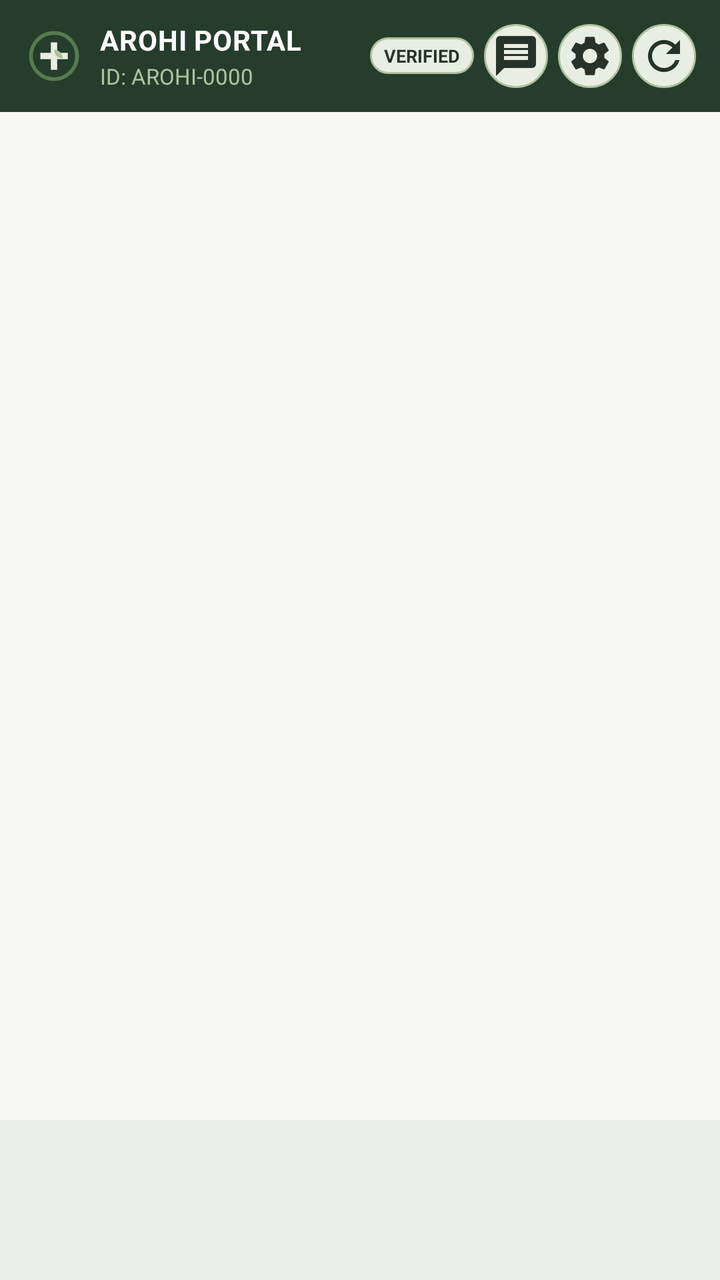
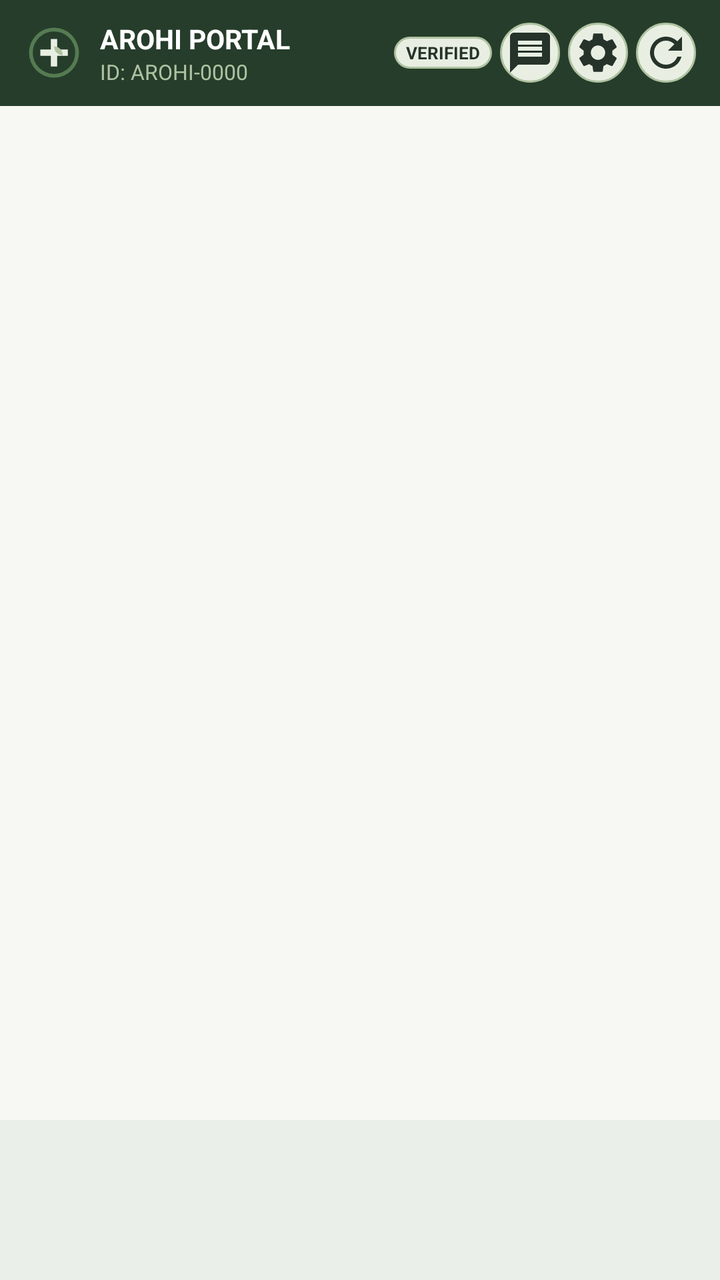

The first picture is an Android layout as it rendered before a commit; the second is the same layout after the commit. The layout source and the unified diff follow.
<!-- AndroidManifest.xml: application theme Theme.AROHI -->
<!-- res/layout/activity_role_portal.xml -->
<?xml version="1.0" encoding="utf-8"?>
<androidx.constraintlayout.widget.ConstraintLayout xmlns:android="http://schemas.android.com/apk/res/android"
    xmlns:app="http://schemas.android.com/apk/res-auto"
    android:layout_width="match_parent"
    android:layout_height="match_parent"
    android:background="@color/surface_background">

    
    <LinearLayout
        android:id="@+id/topPortalBar"
        android:layout_width="0dp"
        android:layout_height="wrap_content"
        android:background="@color/deep_forest_green"
        android:gravity="center_vertical"
        android:orientation="horizontal"
        android:paddingHorizontal="12dp"
        android:paddingVertical="10dp"
        app:layout_constraintEnd_toEndOf="parent"
        app:layout_constraintStart_toStartOf="parent"
        app:layout_constraintTop_toTopOf="parent">

        <ImageView
            android:layout_width="30dp"
            android:layout_height="30dp"
            android:contentDescription="@string/app_name"
            android:src="@drawable/ic_arohi_logo" />

        <LinearLayout
            android:layout_width="0dp"
            android:layout_height="wrap_content"
            android:layout_marginStart="8dp"
            android:layout_marginEnd="6dp"
            android:layout_weight="1"
            android:orientation="vertical">

            <TextView
                android:id="@+id/tvPortalHeaderTitle"
                android:layout_width="match_parent"
                android:layout_height="20dp"
                android:gravity="center_vertical"
                android:letterSpacing="0.02"
                android:maxLines="1"
                android:text="AROHI PORTAL"
                android:textColor="@color/white"
                android:textSize="14sp"
                android:textStyle="bold"
                app:autoSizeMaxTextSize="14sp"
                app:autoSizeMinTextSize="10sp"
                app:autoSizeStepGranularity="0.5sp"
                app:autoSizeTextType="uniform" />

            <TextView
                android:id="@+id/tvPortalHeaderSub"
                android:layout_width="match_parent"
                android:layout_height="16dp"
                android:gravity="center_vertical"
                android:maxLines="1"
                android:text="ID: AROHI-0000"
                android:textColor="@color/soft_sage"
                android:textSize="11sp"
                app:autoSizeMaxTextSize="11sp"
                app:autoSizeMinTextSize="8.5sp"
                app:autoSizeStepGranularity="0.5sp"
                app:autoSizeTextType="uniform" />
        </LinearLayout>

        <TextView
            android:id="@+id/tvPortalStatusBadge"
            android:layout_width="wrap_content"
            android:layout_height="wrap_content"
            android:layout_marginEnd="5dp"
            android:background="@drawable/bg_badge_pill"
            android:maxLines="1"
            android:paddingHorizontal="7dp"
            android:paddingVertical="3dp"
            android:text="@string/status_verified"
            android:textColor="@color/text_primary"
            android:textSize="9sp"
            android:textStyle="bold" />

        <ImageButton
            android:id="@+id/btnHeaderCommunityFeed"
            android:layout_width="32dp"
            android:layout_height="32dp"
            android:layout_marginEnd="5dp"
            android:background="@drawable/bg_icon_circle_mint"
            android:contentDescription="@string/nav_community_feed"
            android:padding="6dp"
            android:src="@drawable/ic_nav_messages"
            app:tint="@color/text_primary" />

        <ImageButton
            android:id="@+id/btnHeaderSettings"
            android:layout_width="32dp"
            android:layout_height="32dp"
            android:layout_marginEnd="5dp"
            android:background="@drawable/bg_icon_circle_mint"
            android:contentDescription="@string/settings_title"
            android:padding="6dp"
            android:src="@drawable/ic_nav_settings"
            app:tint="@color/text_primary" />

        <ImageButton
            android:id="@+id/btnHeaderRefresh"
            android:layout_width="32dp"
            android:layout_height="32dp"
            android:background="@drawable/bg_icon_circle_mint"
            android:contentDescription="@string/action_retry"
            android:padding="6dp"
            android:src="@drawable/ic_refresh"
            app:tint="@color/text_primary" />
    </LinearLayout>

    
    <FrameLayout
        android:id="@+id/fragmentContainer"
        android:layout_width="0dp"
        android:layout_height="0dp"
        app:layout_constraintBottom_toTopOf="@+id/bottomNavigation"
        app:layout_constraintEnd_toEndOf="parent"
        app:layout_constraintStart_toStartOf="parent"
        app:layout_constraintTop_toBottomOf="@+id/topPortalBar" />

    
    <com.google.android.material.bottomnavigation.BottomNavigationView
        android:id="@+id/bottomNavigation"
        android:layout_width="0dp"
        android:layout_height="wrap_content"
        android:background="@color/surface_card"
        app:elevation="8dp"
        app:itemActiveIndicatorStyle="@style/Widget.Material3.BottomNavigationView.ActiveIndicator"
        app:itemIconTint="@color/nav_item_color_selector"
        app:itemTextColor="@color/nav_item_color_selector"
        app:labelVisibilityMode="labeled"
        app:layout_constraintBottom_toBottomOf="parent"
        app:layout_constraintEnd_toEndOf="parent"
        app:layout_constraintStart_toStartOf="parent" />

</androidx.constraintlayout.widget.ConstraintLayout>
<!-- resources referenced by this layout -->
<resources>
  <color name="deep_forest_green">#263D2B</color>
  <color name="soft_sage">#AFC2A1</color>
  <color name="surface_background">#F7F8F3</color>
  <color name="surface_card">#FFFFFF</color>
  <color name="text_primary">#26332A</color>
  <color name="white">#FFFFFF</color>
  <!-- drawable bg_badge_pill (drawable) -->
  <?xml version="1.0" encoding="utf-8"?>
  <shape xmlns:android="http://schemas.android.com/apk/res/android"
      android:shape="rectangle">
      <solid android:color="@color/pale_mint" />
      <stroke
          android:width="1dp"
          android:color="@color/soft_sage" />
      <corners android:radius="@dimen/radius_pill" />
  </shape>
  <!-- drawable bg_icon_circle_mint (drawable) -->
  <?xml version="1.0" encoding="utf-8"?>
  <shape xmlns:android="http://schemas.android.com/apk/res/android"
      android:shape="oval">
      <solid android:color="@color/pale_mint" />
      <stroke
          android:width="1dp"
          android:color="@color/soft_sage" />
  </shape>
  <!-- drawable ic_nav_messages (drawable) -->
  <?xml version="1.0" encoding="utf-8"?>
  <vector xmlns:android="http://schemas.android.com/apk/res/android"
      android:width="24dp"
      android:height="24dp"
      android:viewportWidth="24"
      android:viewportHeight="24">
      <path
          android:fillColor="@color/text_primary"
          android:pathData="M20,2H4C2.9,2 2.01,2.9 2.01,4L2,22l4,-4h14c1.1,0 2,-0.9 2,-2V4C22,2.9 21.1,2 20,2zM18,14H6v-2h12V14zM18,11H6V9h12V11zM18,8H6V6h12V8z" />
  </vector>
  <string name="action_retry">Retry</string>
  <string name="app_name">AROHI</string>
  <string name="nav_community_feed">Community Feed</string>
  <string name="settings_title">Settings &amp; Preferences</string>
  <string name="status_verified">VERIFIED</string>
  <color name="pale_mint">#E8EFE2</color>
  <dimen name="radius_pill">100dp</dimen>
  <color name="primary_moss_green">#557B52</color>
  <color name="secondary_sage">#819B75</color>
  <color name="status_emergency">#C94B4B</color>
  <color name="status_emergency_bg">#FDECEC</color>
  <color name="warm_ivory">#F7F8F3</color>
  <color name="text_secondary">#778276</color>
  <color name="border_stroke">#D5E0CE</color>
  <color name="text_muted">#9AA599</color>
  <style name="Widget.AROHI.Card" parent="Widget.Material3.CardView.Elevated">
          <item name="cardBackgroundColor">@color/surface_card</item>
          <item name="cardCornerRadius">@dimen/radius_md</item>
          <item name="cardElevation">@dimen/card_elevation</item>
          <item name="strokeColor">@color/border_stroke</item>
          <item name="strokeWidth">@dimen/card_stroke_width</item>
      </style>
  <style name="ThemeOverlay.AROHI.MaterialAlertDialog" parent="ThemeOverlay.Material3.MaterialAlertDialog">
          <item name="buttonBarPositiveButtonStyle">@style/Widget.AROHI.Dialog.Button.Positive</item>
          <item name="buttonBarNegativeButtonStyle">@style/Widget.AROHI.Dialog.Button.Negative</item>
          <item name="buttonBarNeutralButtonStyle">@style/Widget.AROHI.Dialog.Button.Negative</item>
          <item name="shapeAppearanceOverlay">@style/ShapeAppearance.AROHI.Dialog</item>
      </style>
  <dimen name="button_height">54dp</dimen>
  <dimen name="input_corner_radius">12dp</dimen>
  <dimen name="radius_md">16dp</dimen>
  <dimen name="card_elevation">2dp</dimen>
  <dimen name="card_stroke_width">1dp</dimen>
  <style name="ShapeAppearance.AROHI.Dialog" parent="ShapeAppearance.Material3.Corner.Medium">
          <item name="cornerSize">16dp</item>
      </style>
  <!-- unchanged entries left out for length: 8 -->
</resources>

<!-- the commit's change to res/layout/activity_role_portal.xml (unified diff, before → after) -->
@@ -36,30 +36,31 @@
             <TextView
                 android:id="@+id/tvPortalHeaderTitle"
                 android:layout_width="match_parent"
-                android:layout_height="20dp"
+                android:layout_height="wrap_content"
                 android:gravity="center_vertical"
-                android:letterSpacing="0.02"
                 android:maxLines="1"
+                android:singleLine="true"
                 android:text="AROHI PORTAL"
                 android:textColor="@color/white"
-                android:textSize="14sp"
+                android:textSize="13.5sp"
                 android:textStyle="bold"
-                app:autoSizeMaxTextSize="14sp"
-                app:autoSizeMinTextSize="10sp"
+                app:autoSizeMaxTextSize="13.5sp"
+                app:autoSizeMinTextSize="8sp"
                 app:autoSizeStepGranularity="0.5sp"
                 app:autoSizeTextType="uniform" />
 
             <TextView
                 android:id="@+id/tvPortalHeaderSub"
                 android:layout_width="match_parent"
-                android:layout_height="16dp"
+                android:layout_height="wrap_content"
                 android:gravity="center_vertical"
                 android:maxLines="1"
+                android:singleLine="true"
                 android:text="ID: AROHI-0000"
                 android:textColor="@color/soft_sage"
-                android:textSize="11sp"
-                app:autoSizeMaxTextSize="11sp"
-                app:autoSizeMinTextSize="8.5sp"
+                android:textSize="10.5sp"
+                app:autoSizeMaxTextSize="10.5sp"
+                app:autoSizeMinTextSize="7.5sp"
                 app:autoSizeStepGranularity="0.5sp"
                 app:autoSizeTextType="uniform" />
         </LinearLayout>
@@ -68,45 +69,47 @@
             android:id="@+id/tvPortalStatusBadge"
             android:layout_width="wrap_content"
             android:layout_height="wrap_content"
-            android:layout_marginEnd="5dp"
+            android:layout_marginEnd="4dp"
             android:background="@drawable/bg_badge_pill"
+            android:lines="1"
             android:maxLines="1"
-            android:paddingHorizontal="7dp"
-            android:paddingVertical="3dp"
+            android:singleLine="true"
+            android:paddingHorizontal="6dp"
+            android:paddingVertical="2dp"
             android:text="@string/status_verified"
             android:textColor="@color/text_primary"
-            android:textSize="9sp"
+            android:textSize="8.5sp"
             android:textStyle="bold" />
 
         <ImageButton
             android:id="@+id/btnHeaderCommunityFeed"
-            android:layout_width="32dp"
-            android:layout_height="32dp"
-            android:layout_marginEnd="5dp"
+            android:layout_width="30dp"
+            android:layout_height="30dp"
+            android:layout_marginEnd="4dp"
             android:background="@drawable/bg_icon_circle_mint"
             android:contentDescription="@string/nav_community_feed"
-            android:padding="6dp"
+            android:padding="5dp"
             android:src="@drawable/ic_nav_messages"
             app:tint="@color/text_primary" />
 
         <ImageButton
             android:id="@+id/btnHeaderSettings"
-            android:layout_width="32dp"
-            android:layout_height="32dp"
-            android:layout_marginEnd="5dp"
+            android:layout_width="30dp"
+            android:layout_height="30dp"
+            android:layout_marginEnd="4dp"
             android:background="@drawable/bg_icon_circle_mint"
             android:contentDescription="@string/settings_title"
-            android:padding="6dp"
+            android:padding="5dp"
             android:src="@drawable/ic_nav_settings"
             app:tint="@color/text_primary" />
 
         <ImageButton
             android:id="@+id/btnHeaderRefresh"
-            android:layout_width="32dp"
-            android:layout_height="32dp"
+            android:layout_width="30dp"
+            android:layout_height="30dp"
             android:background="@drawable/bg_icon_circle_mint"
             android:contentDescription="@string/action_retry"
-            android:padding="6dp"
+            android:padding="5dp"
             android:src="@drawable/ic_refresh"
             app:tint="@color/text_primary" />
     </LinearLayout>
